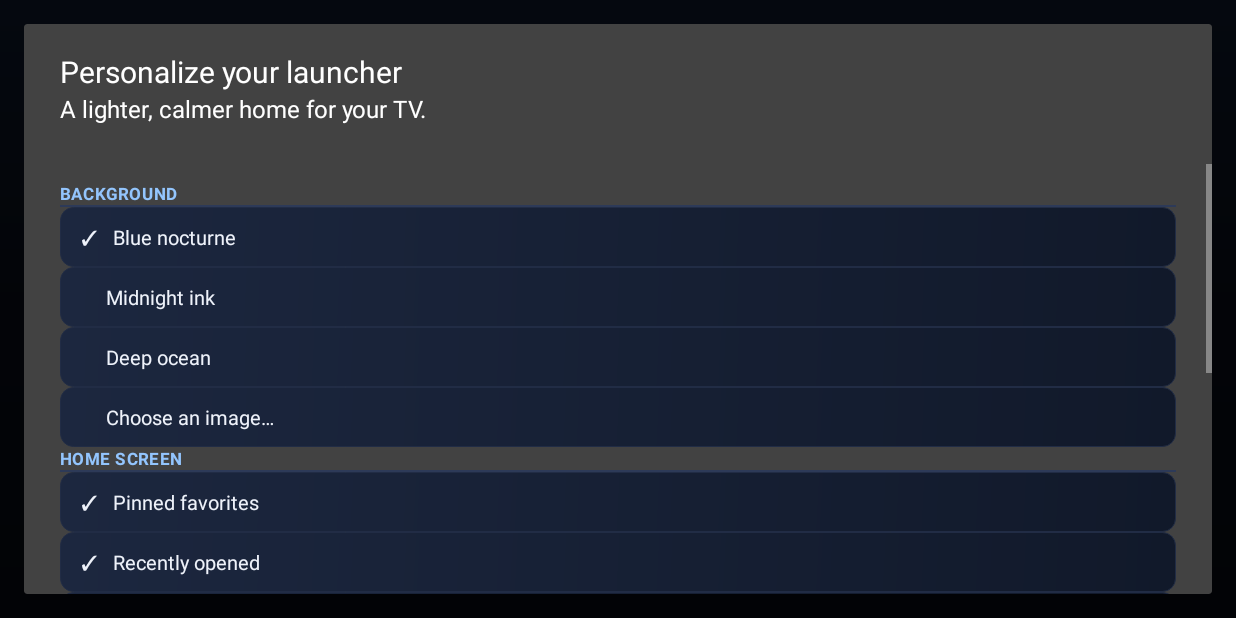
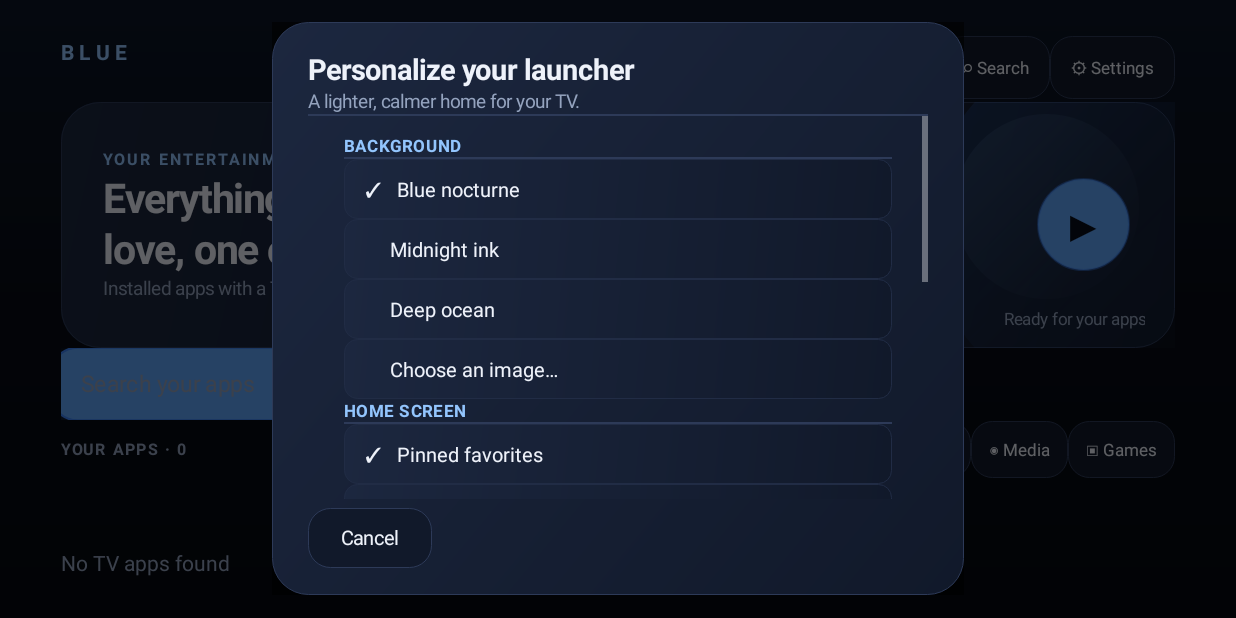
Before and after one commit to vryptt-ctrl/BlueLauncher, an Android app: the screen it shows after launch (MainActivity), after a tap on "⚙ Settings", on a phone screen of 824 x 412 dp (held sideways). Run offline under Robolectric (Android 15) with nearby library versions, the phone set to English and light mode, and no system bars; 1 other tap on this screen came first.

Commit message:
feat(ui): custom themed dialog panels replace platform AlertDialogs
Settings, About and the long-press app menu now render inside a
GradientDrawable panel that follows the active palette: navy gradient
card, accent divider, spotlight Cancel pill and D-pad focus glow.
A scrim keeps the home dimmed behind the dialog, and the scrollable
body is height-capped so the Cancel button always stays on-screen.
The README settings screenshot was retaken with the new panel.

```diff
--- a/app/src/main/kotlin/com/bluelabs/bluelauncher/ui/LauncherViews.kt
+++ b/app/src/main/kotlin/com/bluelabs/bluelauncher/ui/LauncherViews.kt
@@ -1,8 +1,9 @@
 package com.bluelabs.bluelauncher.ui
 
-import android.app.AlertDialog
+import android.app.Dialog
 import android.content.Context
 import android.graphics.drawable.BitmapDrawable
+import android.graphics.drawable.ColorDrawable
 import android.graphics.drawable.GradientDrawable
 import android.graphics.drawable.LayerDrawable
 import android.text.InputType
@@ -10,6 +11,8 @@ import android.view.Gravity
 import android.view.KeyEvent
 import android.view.View
 import android.view.ViewGroup
+import android.view.Window
+import android.view.WindowManager
 import android.view.inputmethod.EditorInfo
 import android.widget.EditText
 import android.widget.FrameLayout
@@ -229,6 +232,70 @@ class LauncherViews(
         if (bitmap?.isRecycled == false) bitmap.recycle()
     }
 
+    /**
+     * Custom in-theme dialog panel: gradient card, accent stroke, spotlight focus.
+     * Replaces the platform AlertDialog so every surface follows the active palette.
+     */
+    private fun showPanelDialog(
+        title: String,
+        subtitle: String?,
+        content: View,
+        dismissAction: ((Dialog) -> Unit)? = null,
+    ): Dialog {
+        val panel = LinearLayout(context).apply {
+            orientation = LinearLayout.VERTICAL
+            background = GradientDrawable(GradientDrawable.Orientation.TL_BR, intArrayOf(palette.surfaceRaised, palette.surface)).apply {
+                cornerRadius = dp(24).toFloat(); setStroke(1, palette.outline)
+            }
+            setPadding(dp(24), dp(18), dp(24), dp(18))
+        }
+        panel.addView(TextView(context).apply {
+            text = title; textSize = 19f; setTypeface(typeface, android.graphics.Typeface.BOLD)
+            setTextColor(palette.text)
+        })
+        if (subtitle != null) {
+            panel.addView(TextView(context).apply {
+                text = subtitle; textSize = 12.5f; setTextColor(palette.muted)
+            }, TvUi.params(-2, -2, top = dp(4)))
+        }
+        panel.addView(View(context).apply { setBackgroundColor(palette.outline) }, TvUi.params(-1, dp(1), top = dp(12), bottom = dp(8)))
+        // Cap the scrollable body so long lists never push the Cancel button off-screen.
+        content.measure(View.MeasureSpec.UNSPECIFIED, View.MeasureSpec.UNSPECIFIED)
+        val maxBodyHeight = (context.resources.displayMetrics.heightPixels * 0.62f).toInt()
+        panel.addView(content, LinearLayout.LayoutParams(-1, minOf(content.measuredHeight, maxBodyHeight).coerceAtLeast(dp(80))).apply { bottomMargin = dp(6) })
+        val cancelButton = TextView(context).apply {
+            text = context.getString(android.R.string.cancel); textSize = 13f; gravity = Gravity.CENTER
+            setPadding(dp(22), 0, dp(22), 0)
+            TvUi.setSelectableBackground(this, { palette }, 22f, pill = true)
+        }
+        panel.addView(cancelButton, TvUi.params(-2, dp(40), top = dp(10)))
+        val dialog = Dialog(context)
+        dialog.requestWindowFeature(Window.FEATURE_NO_TITLE)
+        dialog.setContentView(panel)
+        dialog.window?.apply {
+            setBackgroundDrawable(ColorDrawable(0x99000000.toInt()))
+            setLayout((context.resources.displayMetrics.widthPixels * 0.56f).toInt().coerceAtMost(dp(560)), ViewGroup.LayoutParams.WRAP_CONTENT)
+            setSoftInputMode(WindowManager.LayoutParams.SOFT_INPUT_STATE_ALWAYS_HIDDEN)
+        }
+        dialog.setOnKeyListener { _, keyCode, event ->
+            if (keyCode == KeyEvent.KEYCODE_BACK && event.action == KeyEvent.ACTION_UP) {
+                dialog.dismiss(); true
+            } else false
+        }
+        dialog.show()
+        cancelButton.setOnClickListener { dismissAction?.invoke(dialog) }
+        cancelButton.requestFocus()
+        return dialog
+    }
+
+    /** Dialog-wide list option row: check mark + label with a selectable focus card. */
+    private fun panelOption(label: String, selected: Boolean, action: () -> Unit) = TextView(context).apply {
+        text = if (selected) "✓   $label" else "     $label"
+        textSize = 13.5f; gravity = Gravity.CENTER_VERTICAL; setPadding(dp(14), 0, dp(14), 0)
+        setTextColor(if (selected) palette.accentBright else palette.text)
+        TvUi.setSelectableBackground(this, { palette }, 13f); setOnClickListener { action() }
+    }
+
     fun showSettings(
         onWallpaper: (String) -> Unit,
         onSections: (Boolean, Boolean) -> Unit,
@@ -280,9 +347,12 @@ class LauncherViews(
         page.addView(settingsOption(context.getString(R.string.reset_layout), false, onReset), TvUi.params(-1, dp(40), top = dp(10)))
         page.addView(settingsOption(context.getString(R.string.about_diagnostics), false, onAbout), TvUi.params(-1, dp(40), top = dp(2)))
         val scroll = ScrollView(context).apply { isFillViewport = true; addView(page) }
-        AlertDialog.Builder(context).setTitle(context.getString(R.string.settings_title))
-            .setMessage(context.getString(R.string.settings_subtitle)).setView(scroll)
-            .setNegativeButton(android.R.string.cancel, null).show()
+        showPanelDialog(
+            title = context.getString(R.string.settings_title),
+            subtitle = context.getString(R.string.settings_subtitle),
+            content = scroll,
+            dismissAction = { dialog -> dialog.dismiss() },
+        )
     }
 
     private fun divider() = View(context).apply { setBackgroundColor(palette.outline) }
@@ -294,9 +364,16 @@ class LauncherViews(
     }
 
     fun showAbout() {
-        AlertDialog.Builder(context).setTitle(context.getString(R.string.about_title))
-            .setMessage(context.getString(R.string.about_message, diagnostics?.invoke().orEmpty()))
-            .setPositiveButton(android.R.string.ok, null).show()
+        val message = TextView(context).apply {
+            text = context.getString(R.string.about_message, diagnostics?.invoke().orEmpty())
+            textSize = 13f; setTextColor(palette.text); setLineSpacing(dp(3).toFloat(), 1f)
+        }
+        showPanelDialog(
+            title = context.getString(R.string.about_title),
+            subtitle = null,
+            content = message,
+            dismissAction = { dialog -> dialog.dismiss() },
+        )
     }
 
     fun showLaunchError() {
@@ -553,20 +630,18 @@ class LauncherViews(
                     callbacks.toggleFavorite(app)
                     return@setOnLongClickListener true
                 }
-                AlertDialog.Builder(context).setTitle(app.label)
-                    .setItems(
-                        arrayOf(
-                            context.getString(R.string.remove_favorite),
-                            context.getString(R.string.move_toward_start),
-                            context.getString(R.string.move_toward_end),
-                        ),
-                    ) { _, which ->
-                        when (which) {
-                            0 -> callbacks.toggleFavorite(app)
-                            1 -> callbacks.reorderApp(app, -1)
-                            else -> callbacks.reorderApp(app, 1)
-                        }
-                    }.show()
+                val options = listOf(
+                    context.getString(R.string.remove_favorite) to { callbacks.toggleFavorite(app) },
+                    context.getString(R.string.move_toward_start) to { callbacks.reorderApp(app, -1) },
+                    context.getString(R.string.move_toward_end) to { callbacks.reorderApp(app, 1) },
+                )
+                var heldDialog: Dialog? = null
+                val menu = LinearLayout(context).apply { orientation = LinearLayout.VERTICAL }
+                options.forEach { (label, action) ->
+                    menu.addView(panelOption(label, false) { heldDialog?.dismiss(); action() },
+                        TvUi.params(-1, dp(42), bottom = dp(2)))
+                }
+                heldDialog = showPanelDialog(title = app.label, subtitle = null, content = menu)
                 true
             }
             setOnKeyListener { _, keyCode, event ->
```
Also changed, not shown: 1 other file.
